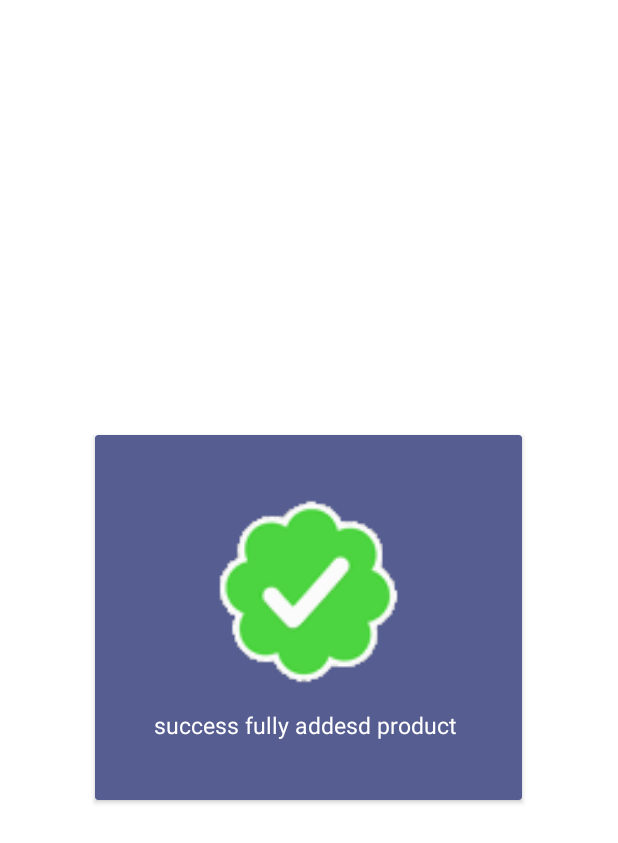
After one commit to chhimparenu/GroFast_Vendor, an Android app: the layout dialog_success.xml on its own in the app's theme, with its tools: preview values and no code run, on a phone screen of 412 x 824 dp. The commit adds this screen. Shown: the top 843 px of the screen. Run offline under Robolectric (Android 15) with nearby library versions, the phone set to English and light mode, and no system bars; network calls fail.

Commit message:
add success fully added product design

```diff
--- a/app/src/main/res/drawable/round_background.xml
+++ b/app/src/main/res/drawable/round_background.xml
@@ -3,5 +3,5 @@
     android:shape="rectangle">
 
     <corners android:radius="90dp"/>
-    <solid android:color="@color/color_button"/>
+    <solid android:color="@color/app_theme"/>
 </shape>
--- /dev/null
+++ b/app/src/main/res/layout/dialog_success.xml
@@ -0,0 +1,34 @@
+<?xml version="1.0" encoding="utf-8"?>
+<androidx.cardview.widget.CardView xmlns:android="http://schemas.android.com/apk/res/android"
+    xmlns:app="http://schemas.android.com/apk/res-auto"
+    android:layout_width="wrap_content"
+    android:layout_height="wrap_content"
+    android:layout_gravity="center"
+    app:cardBackgroundColor="@color/app_theme">
+
+    <LinearLayout
+        android:layout_width="match_parent"
+        android:layout_height="match_parent"
+        android:orientation="vertical"
+        android:padding="@dimen/_30sdp">
+
+        <ImageView
+            android:layout_width="match_parent"
+            android:layout_height="@dimen/_100sdp"
+            android:layout_gravity="center"
+            android:src="@drawable/sucess_image" />
+
+        <TextView
+            android:id="@+id/success_message"
+            android:layout_width="match_parent"
+            android:layout_height="wrap_content"
+            android:layout_gravity="center"
+            android:layout_marginTop="@dimen/_10sdp"
+            android:gravity="center"
+            android:text="success fully addesd product "
+            android:textColor="@color/white"
+            android:textSize="@dimen/hint_text_size" />
+
+    </LinearLayout>
+
+</androidx.cardview.widget.CardView>
```
Also changed, not shown: app/src/main/java/com/wits/grofast_vendor/Details/AddProduct.java (+47 -13 lines), app/src/main/res/layout/activity_add_product.xml (+9 -0 lines), app/src/main/res/drawable/add_product.jpg (added), app/src/main/res/drawable/add_product.png (deleted), app/src/main/res/drawable/sucess_image.gif (added).
